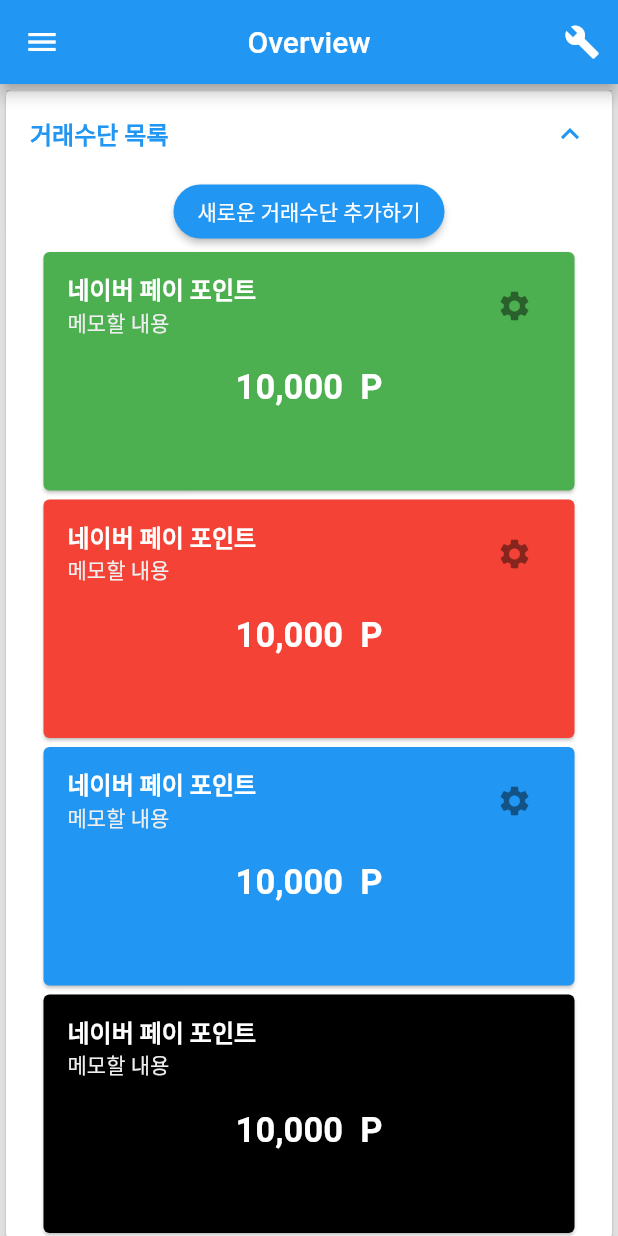
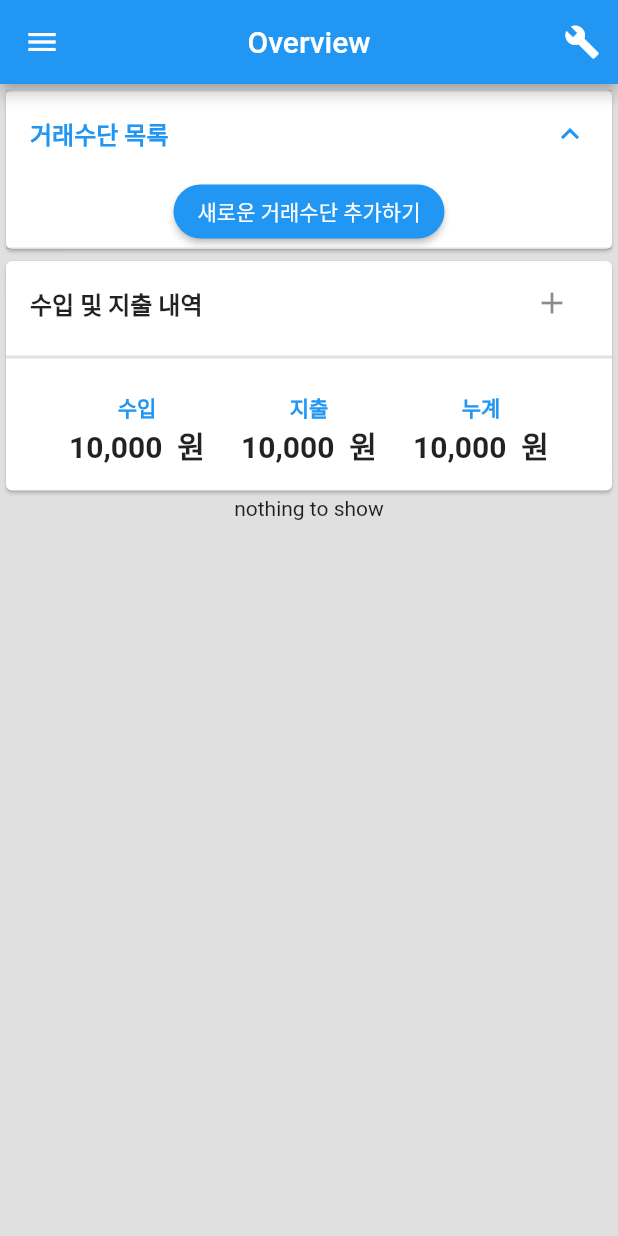
Before and after one commit to kjunha/unnamed-flutter-project, a Flutter app: the screen it shows after launch, on a phone screen of 412 x 824 dp. Run offline on Flutter 3.47's test engine with Material 2 defaults, Android fonts, the phone set to English and light mode, and no system bars; our stand-ins replace flutter_form_builder, flutter_slidable, grouped_list, hive, hive_flutter, material_segmented_control; accounts and stored records are empty; generated files the repository leaves out were written again.

Commit message:
add new method logic

```diff
--- a/lib/main.dart
+++ b/lib/main.dart
@@ -77,12 +77,59 @@ class Overview extends StatefulWidget {
 
 class _OverviewState extends State<Overview> {
 
-  List<Record> _readBoxData(Box box) {
+  List<Record> _readRecordData(Box box) {
     List<Record> recordList = [];
     for(int i = 0; i < box.length; i++) {
       recordList.add(box.getAt(i));
     }
     return recordList;
+  }
+
+  List<Method> _readMethodData(Box box) {
+    List<Method> methodList = [];
+    List<dynamic> keys = box.keys.toList();
+    for(dynamic key in keys) {
+      methodList.add(box.get(key));
+    }
+    return methodList;
+  }
+
+  //Method Card builder
+  List<Widget> _buildPointWallet(BuildContext context) {
+    List<Method> methods = _readMethodData(Hive.box('methods'));
+    List<Widget> _walletStack = [];
+    _walletStack.add(RaisedButton(
+      child: Text('새로운 거래수단 추가하기', style: TextStyle(color: Colors.white),),
+      color: Colors.blue,
+      shape: RoundedRectangleBorder(borderRadius: BorderRadius.circular(18)),
+      onPressed: () {Navigator.pushNamed(context, '/new');},
+    ));
+    for(Method method in methods) {
+      if(method.isMain) {
+        _walletStack.add(
+          Card(
+            color: Color(method.colorHex),
+            margin: EdgeInsets.symmetric(vertical: 3,horizontal:25),
+            child: Column(
+              children: <Widget>[
+                ListTile(
+                  title: Text(method.name, style: TextStyle(color: Colors.white, fontWeight: FontWeight.bold),),
+                  subtitle: Text(method.description, style: TextStyle(color: Colors.grey[200]),),
+                  trailing: IconButton(
+                    icon: Icon(Icons.settings),
+                    onPressed: () {},
+                  ),
+                ),
+                SizedBox(height: 5,),
+                Center(child: Text(buildCurrencyString(getMethodTotal(method), method.type == 'point'), style: TextStyle(fontSize: 23, color: Colors.white, fontWeight: FontWeight.bold),),),
+                SizedBox(height: 55,),
+              ],
+            ),
+          )
+        );
+      }
+    }
+    return _walletStack;
   }
 
   //Group List Group bar
@@ -136,8 +183,20 @@ class _OverviewState extends State<Overview> {
           mainAxisSize: MainAxisSize.min,
           crossAxisAlignment: CrossAxisAlignment.stretch,
           children: [
-            TxMethodWalletListView(),
-            //수입 및 지출내역 block
+            //거래수단 목록 카드
+            Card(
+              child: ValueListenableBuilder(
+                valueListenable: Hive.box('methods').listenable(),
+                builder: (context, _, __) {
+                  return ExpansionTile(
+                    title: Text('거래수단 목록', style: TextStyle(fontWeight: FontWeight.bold), ),
+                    initiallyExpanded: true,
+                    children: _buildPointWallet(context),
+                  );
+                },
+              ),
+            ),
+            //수입 및 지출내역 카드
             Card(
               child: Column(children: [
                 ListTile(
@@ -186,7 +245,7 @@ class _OverviewState extends State<Overview> {
               builder: (context, box, _) {
                 if(box.values.isEmpty) return Center(child: Text('nothing to show'));
                 return Flexible(child: GroupedListView(
-                  elements: _readBoxData(box),
+                  elements: _readRecordData(box),
                   groupBy: (element) {
                     final record = element as Record;
                     return record.date;
@@ -202,55 +261,6 @@ class _OverviewState extends State<Overview> {
           ],
         ),
       )
-    );
-  }
-}
-
-class TxMethodWalletListView extends StatelessWidget {
-  final _dummy = [Colors.green, Colors.red, Colors.blue, Colors.black];
-
-  List<Widget> _buildPointWallet(BuildContext context) {
-    List<Widget> _walletStack = [];
-    _walletStack.add(RaisedButton(
-      child: Text('새로운 거래수단 추가하기', style: TextStyle(color: Colors.white),),
-      color: Colors.blue,
-      shape: RoundedRectangleBorder(borderRadius: BorderRadius.circular(18)),
-      onPressed: () {Navigator.pushNamed(context, '/new');},
-    ));
-    for(Color color in _dummy) {
-      _walletStack.add(
-        Card(
-          color: color,
-          margin: EdgeInsets.symmetric(vertical: 3,horizontal:25),
-          child: Column(
-            children: <Widget>[
-              ListTile(
-                title: Text('네이버 페이 포인트', style: TextStyle(color: Colors.white, fontWeight: FontWeight.bold),),
-                subtitle: Text('메모할 내용', style: TextStyle(color: Colors.grey[200]),),
-                trailing: IconButton(
-                  icon: Icon(Icons.settings),
-                  onPressed: () {},
-                ),
-              ),
-              SizedBox(height: 5,),
-              Center(child: Text(buildCurrencyString(10000, true), style: TextStyle(fontSize: 23, color: Colors.white, fontWeight: FontWeight.bold),),),
-              SizedBox(height: 55,),
-            ],
-          ),
-        )
-      );
-    }
-    return _walletStack;
-  }
-
-  @override
-  Widget build(BuildContext context) {
-    return Card(
-      child: ExpansionTile(
-        title: Text('거래수단 목록', style: TextStyle(fontWeight: FontWeight.bold), ),
-        initiallyExpanded: true,
-        children: _buildPointWallet(context),
-      ),
     );
   }
 }
--- a/lib/source_common.dart
+++ b/lib/source_common.dart
@@ -1,4 +1,5 @@
 import './model/record.dart';
+import './model/method.dart';
 import 'package:intl/intl.dart';
 
 final _nf = NumberFormat("#,###.##");
@@ -10,6 +11,10 @@ String buildCurrencyString(double value, bool isPoint) {
   return _nf.format(value) + " " + (isPoint?_point:_unit);
 }
 
+double getMethodTotal(Method method) {
+  return method.incSubtotal - method.expSubTotal;
+}
+
 class RecordKeySet {
   Record record;
   int key;
```
Also changed, not shown: lib/method_form.dart (+17 -2 lines), lib/record_form.dart (+18 -12 lines).
